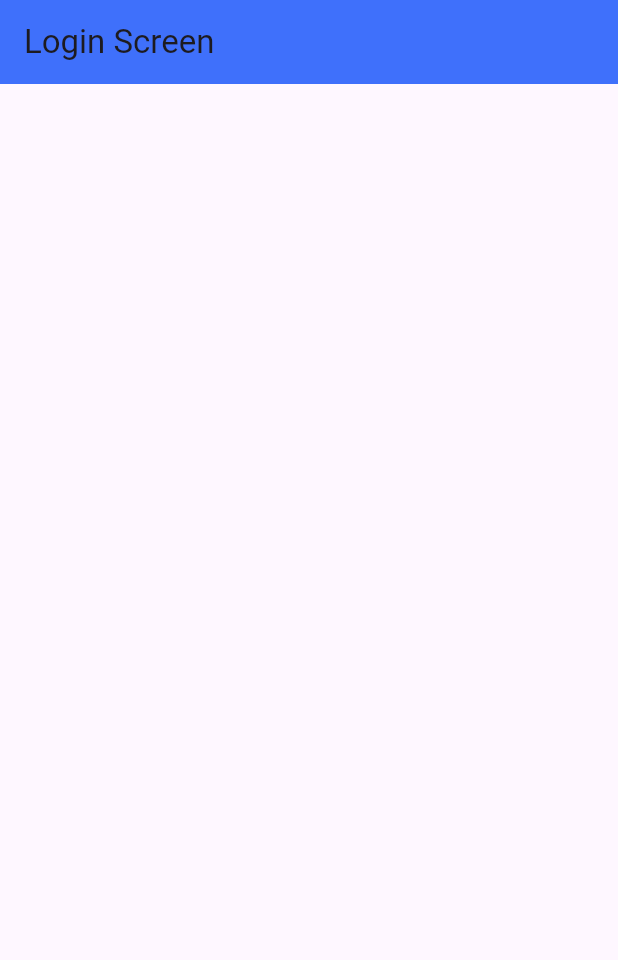
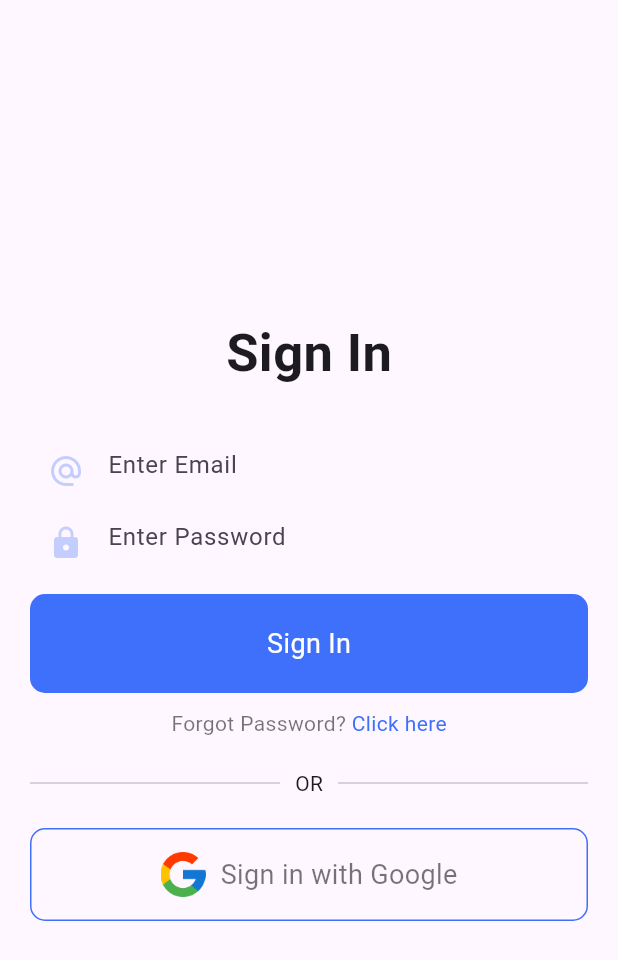
Before and after one commit to leyowi/air_quality_app, a Flutter app: the screen it shows after launch, after a tap on the "arrow forward ios" icon, after a tap on "Skip", on a phone screen of 412 x 824 dp. Shown: the top 960 px of the screen. Run offline on Flutter 3.47's test engine with Material 3 defaults, Android fonts, the phone set to English and light mode, and no system bars; our stand-ins replace page_transition.

Commit message:
added Sign In Page

```diff
--- a/lib/constants.dart
+++ b/lib/constants.dart
@@ -3,6 +3,7 @@ import 'package:flutter/material.dart';
 class Constants {
   // Primary color
   static var primaryColor = const Color.fromARGB(255, 63, 112, 251);
+  static var blackColor = Colors.black54;
 
   // Onboarding Texts
   static var titleOne = "Welcome to the Air Q App"; // 1st page title
--- a/lib/main.dart
+++ b/lib/main.dart
@@ -1,5 +1,5 @@
 import 'package:flutter/material.dart';
-import 'ui/splash_screen.dart';
+import 'ui/screens/splash_screen.dart';
 
 void main() {
   runApp(const MyApp());
@@ -11,6 +11,7 @@ class MyApp extends StatelessWidget {
   @override
   Widget build(BuildContext context) {
     return MaterialApp(
+      debugShowCheckedModeBanner: false,
       title: 'AirQ',
       home: SplashScreen(),
     );
--- a/lib/ui/login_screen.dart
+++ /dev/null
@@ -1,16 +0,0 @@
-import 'package:air_q/constants.dart';
-import 'package:flutter/material.dart';
-
-class LoginScreen extends StatelessWidget {
-  const LoginScreen({super.key});
-
-  @override
-  Widget build(BuildContext context) {
-    return Scaffold(
-      appBar: AppBar(
-        title: const Text('Login Screen'),
-        backgroundColor: Constants.primaryColor,
-      ),
-    );
-  }
-}
--- /dev/null
+++ b/lib/ui/screens/customfieldtext.dart
@@ -0,0 +1,32 @@
+import 'package:flutter/material.dart';
+import 'package:air_q/constants.dart';
+
+class CustomFieldText extends StatelessWidget {
+  final IconData icon;
+  final bool obscureText;
+  final String hintText;
+
+  const CustomFieldText({
+    Key? key, required this.icon, required this.obscureText, required this.hintText
+  }) : super(key: key);
+
+
+  @override
+  Widget build(BuildContext context) {
+    return TextField(
+      obscureText: obscureText,
+      style: TextStyle(
+        color: Constants.blackColor,
+      ),
+      decoration: InputDecoration(
+        border: InputBorder.none,
+        prefixIcon: Icon(
+          icon,
+          color: Constants.primaryColor.withOpacity(0.3),
+        ),
+        hintText: hintText,
+      ),
+      cursorColor: Constants.blackColor.withOpacity(0.5),
+    );
+  }
+}
--- /dev/null
+++ b/lib/ui/screens/forgotpass_page.dart
@@ -0,0 +1,10 @@
+import 'package:flutter/material.dart';
+
+class ForgotPasswordPage extends StatelessWidget {
+  const ForgotPasswordPage({super.key});
+
+  @override
+  Widget build(BuildContext context) {
+    return Scaffold();
+  }
+}
--- a/lib/ui/onboarding_screen.dart
+++ b/lib/ui/screens/onboarding_screen.dart
@@ -1,5 +1,5 @@
+import 'package:air_q/ui/screens/signin_page.dart';
 import 'package:flutter/material.dart';
-import 'login_screen.dart';
 import 'package:air_q/constants.dart';
 
 class OnboardingScreen extends StatefulWidget {
@@ -27,7 +27,7 @@ class OnboardingScreenState extends State<OnboardingScreen> {
               onTap: () {
                 Navigator.pushReplacement(
                   context,
-                  MaterialPageRoute(builder: (context) => const LoginScreen()),
+                  MaterialPageRoute(builder: (context) => const SignInPage()),
                 );
               },
               child: const Text(
@@ -96,7 +96,7 @@ class OnboardingScreenState extends State<OnboardingScreen> {
                       }
                     } else {
                       Navigator.pushReplacement(
-                        context, MaterialPageRoute(builder: (context) => const LoginScreen()),
+                        context, MaterialPageRoute(builder: (context) => const SignInPage()),
                       );
                     }
                   });
--- /dev/null
+++ b/lib/ui/screens/root_page.dart
@@ -0,0 +1,19 @@
+import 'package:flutter/material.dart';
+
+class RootPage extends StatefulWidget {
+  const RootPage({super.key});
+
+  @override
+  State<RootPage> createState() => _RootPageState();
+}
+
+class _RootPageState extends State<RootPage> {
+  @override
+  Widget build(BuildContext context) {
+    return Scaffold(
+      body: const Center(
+        child: Text('Root Page'),
+      ),
+    );
+  }
+}
--- /dev/null
+++ b/lib/ui/screens/signin_page.dart
@@ -0,0 +1,141 @@
+import 'package:flutter/material.dart';
+import 'package:air_q/constants.dart';
+import 'package:air_q/ui/screens/customfieldtext.dart';
+import 'package:page_transition/page_transition.dart';
+import 'package:air_q/ui/screens/root_page.dart';
+import 'package:air_q/ui/screens/forgotpass_page.dart';
+
+class SignInPage extends StatelessWidget {
+  const SignInPage({super.key});
+
+  @override
+  Widget build(BuildContext context) {
+    Size size = MediaQuery.of(context).size;
+
+    return Scaffold(
+      body: Padding(
+        padding: const EdgeInsets.symmetric(vertical: 20, horizontal: 20),
+        child: Column(
+          mainAxisAlignment: MainAxisAlignment.center,
+          crossAxisAlignment: CrossAxisAlignment.center,
+          children: [
+            const Text(
+              'Sign In',
+              style: TextStyle(fontSize: 35, fontWeight: FontWeight.w700),
+            ),
+            const SizedBox(height: 30),
+            const CustomFieldText(
+              icon: Icons.alternate_email,
+              obscureText: false,
+              hintText: 'Enter Email',
+            ),
+            const CustomFieldText(
+              icon: Icons.lock,
+              obscureText: true,
+              hintText: 'Enter Password',
+            ),
+            const SizedBox(height: 10),
+            GestureDetector(
+              onTap: () {
+                Navigator.pushReplacement(
+                  context,
+                  PageTransition(
+                    type: PageTransitionType.bottomToTop,
+                    child: const RootPage(),
+                  ),
+                );
+              },
+              child: Container(
+                width: size.width,
+                decoration: BoxDecoration(
+                  color: Constants.primaryColor,
+                  borderRadius: BorderRadius.circular(10),
+                ),
+                padding:
+                    const EdgeInsets.symmetric(horizontal: 10, vertical: 20),
+                child: const Center(
+                  child: Text(
+                    'Sign In',
+                    style: TextStyle(
+                      color: Colors.white,
+                      fontSize: 18,
+                    ),
+                  ),
+                ),
+              ),
+            ),
+            const SizedBox(height: 10),
+            GestureDetector(
+              onTap: () {
+                Navigator.pushReplacement(
+                  context,
+                  PageTransition(
+                    type: PageTransitionType.bottomToTop,
+                    child: const ForgotPasswordPage(),
+                  ),
+                );
+              },
+              child: Center(
+                child: Text.rich(
+                  TextSpan(
+                    children: [
+                      TextSpan(
+                        text: 'Forgot Password? ',
+                        style: TextStyle(
+                          color: Constants.blackColor,
+                        ),
+                      ),
+                      TextSpan(
+                        text: 'Click here',
+                        style: TextStyle(
+                          color: Constants.primaryColor,
+                        ),
+                      ),
+                    ],
+                  ),
+                ),
+              ),
+            ),
+            const SizedBox(height: 20),
+            Row(
+              children: [
+                Expanded(child: Divider()),
+                Padding(
+                  padding: EdgeInsets.symmetric(horizontal: 10),
+                  child: Text('OR'),
+                ),
+                Expanded(child: Divider()),
+              ],
+            ),
+            const SizedBox(height: 20),
+            Container(
+              width: size.width,
+              decoration: BoxDecoration(
+                border: Border.all(color: Constants.primaryColor),
+                borderRadius: BorderRadius.circular(10),
+              ),
+              padding: const EdgeInsets.symmetric(horizontal: 10, vertical: 15),
+              child: Row(
+                mainAxisAlignment: MainAxisAlignment.center,
+                children: [
+                  SizedBox(
+                    height: 30,
+                    child: Image.asset('assets/google_icon.png'),
+                  ),
+                  const SizedBox(width: 10),
+                  Text(
+                    'Sign in with Google',
+                    style: TextStyle(
+                      color: Constants.blackColor,
+                      fontSize: 18,
+                    ),
+                  ),
+                ],
+              ),
+            ),
+          ],
+        ),
+      ),
+    );
+  }
+}
--- a/lib/ui/splash_screen.dart
+++ b/lib/ui/screens/splash_screen.dart
@@ -29,8 +29,8 @@ class _SplashScreenState extends State<SplashScreen> {
       backgroundColor: Color.fromARGB(255, 63, 112, 251),
       body: Center(
         child: SizedBox(
-          height: 150,
-          width: 150, // Add width to resize the logo
+          height: 100,
+          width: 100, // Add width to resize the logo
           child: Image.asset(
             'assets/BLUE LOGO.png',
             fit: BoxFit.contain, // Ensure the image fits within the specified dimensions
--- a/pubspec.yaml
+++ b/pubspec.yaml
@@ -30,6 +30,7 @@ environment:
 dependencies:
   flutter:
     sdk: flutter
+  page_transition: ^2.2.1
 
   # The following adds the Cupertino Icons font to your application.
   # Use with the CupertinoIcons class for iOS style icons.
@@ -69,6 +70,7 @@ flutter:
       - assets/onboarding1.png
       - assets/onboarding2.png
       - assets/onboarding3.png
+      - assets/google_icon.png
 
   # An image asset can refer to one or more resolution-specific "variants", see
   # https://flutter.dev/to/resolution-aware-images
```
Also changed, not shown: assets/google_icon.png (added), pubspec.lock.
